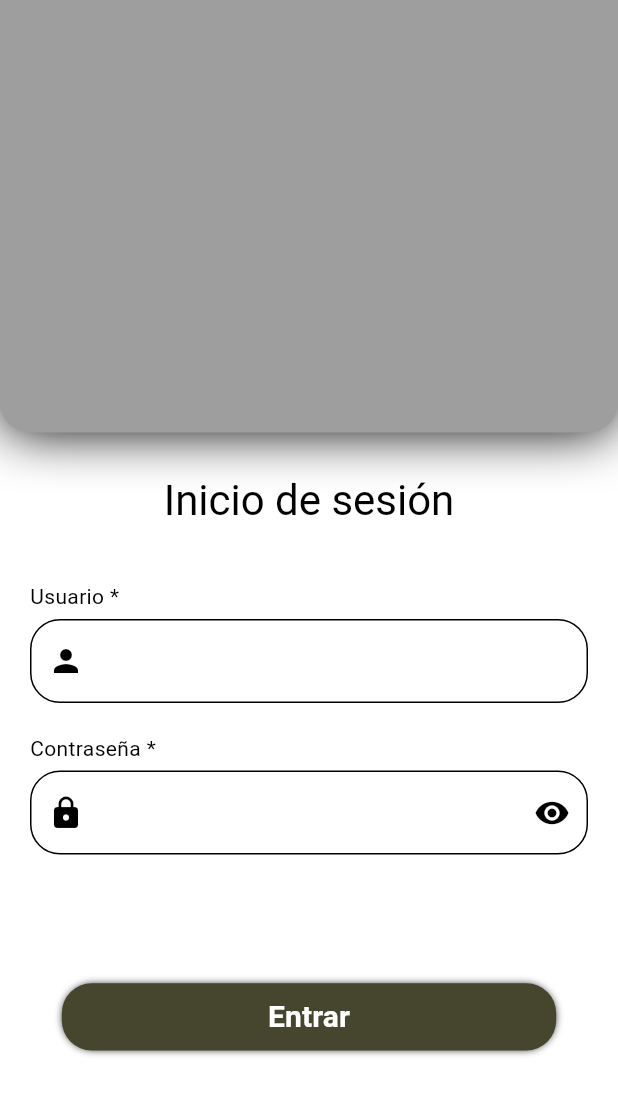
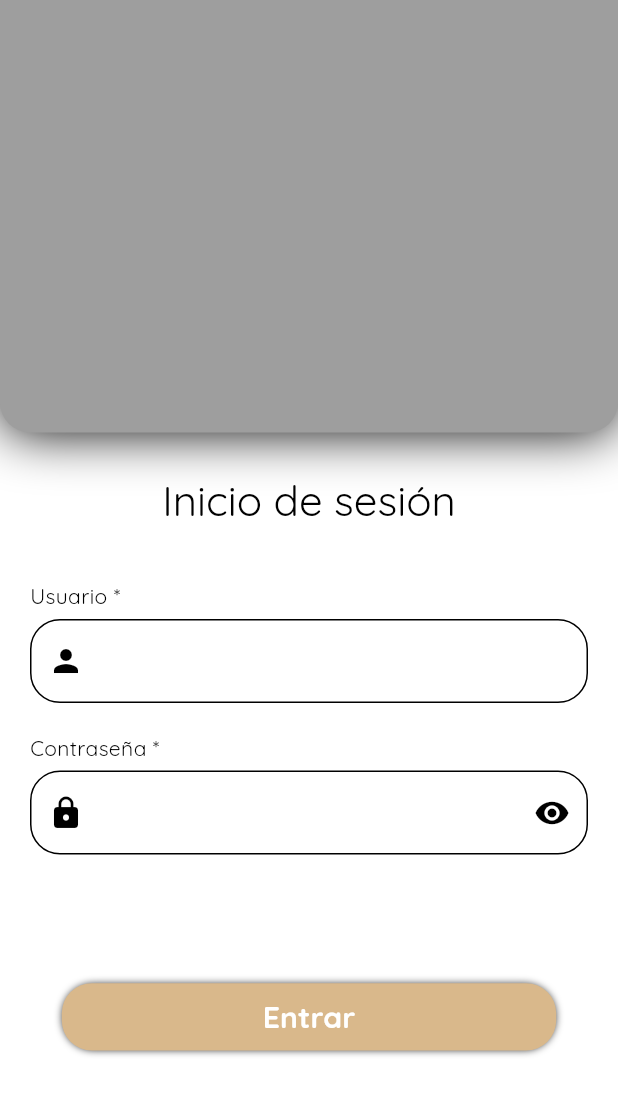
Before and after one commit to Gugodin/AppExpedientes, a Flutter app: the LoginScreen screen opened by its route, on a phone screen of 412 x 824 dp. Shown: the top 1095 px of the screen. Run offline on Flutter 3.47's test engine with Material 3 defaults, Android fonts, the phone set to English and light mode, and no system bars; our stand-ins replace auto_route, firebase_auth, firebase_core; accounts and stored records are empty.

Commit message:
adding color font and images

```diff
--- a/lib/config/themes/light_theme/light_theme.dart
+++ b/lib/config/themes/main_theme/main_theme.dart
@@ -3,12 +3,14 @@ import 'package:flutter/material.dart';
 import '../../colors/colors.dart';
 
 ThemeData themeAppLight = ThemeData(
+  fontFamily: 'Quicksand',
     brightness: Brightness.light,
+
     colorScheme: ColorScheme.light(
         surface: Colors.white,
-        primary: ColorsApp.primaryColor,
-        secondary: ColorsApp.secondaryColor,
-        onPrimary: ColorsApp.brightColor),
+        primary: MainColorsApp.primaryColor,
+        secondary: MainColorsApp.secondaryColor,
+        onPrimary: MainColorsApp.brightColor),
     //APP BAR THEME
     appBarTheme: const AppBarTheme(
       backgroundColor: Colors.transparent,
@@ -28,7 +30,7 @@ ThemeData themeAppLight = ThemeData(
             OutlineInputBorder(borderRadius: BorderRadius.circular(20))),
     // PROGRESS INDICATOR THEME
     progressIndicatorTheme:
-        const ProgressIndicatorThemeData(color: ColorsApp.brightColor),
+        const ProgressIndicatorThemeData(color: MainColorsApp.brightColor),
     // TEXT THEME
     textTheme: const TextTheme(
 
--- a/lib/config/themes/themes.dart
+++ b/lib/config/themes/themes.dart
@@ -1 +1 @@
-export 'light_theme/light_theme.dart';
+export 'main_theme/main_theme.dart';
```
Also changed, not shown: lib/config/colors/colors.dart (+6 -11 lines), pubspec.yaml (+13 -0 lines), assets/images/on_boarding/OB1.png (added), assets/images/on_boarding/OB2.png (added), assets/images/on_boarding/OB3.png (added), assets/images/on_boarding/OB4.png (added), fonts/quick_sand_font/Quicksand-Bold.ttf (added), fonts/quick_sand_font/Quicksand-Light.ttf (added), fonts/quick_sand_font/Quicksand-Medium.ttf (added), fonts/quick_sand_font/Quicksand-Regular.ttf (added), fonts/quick_sand_font/Quicksand-SemiBold.ttf (added).
